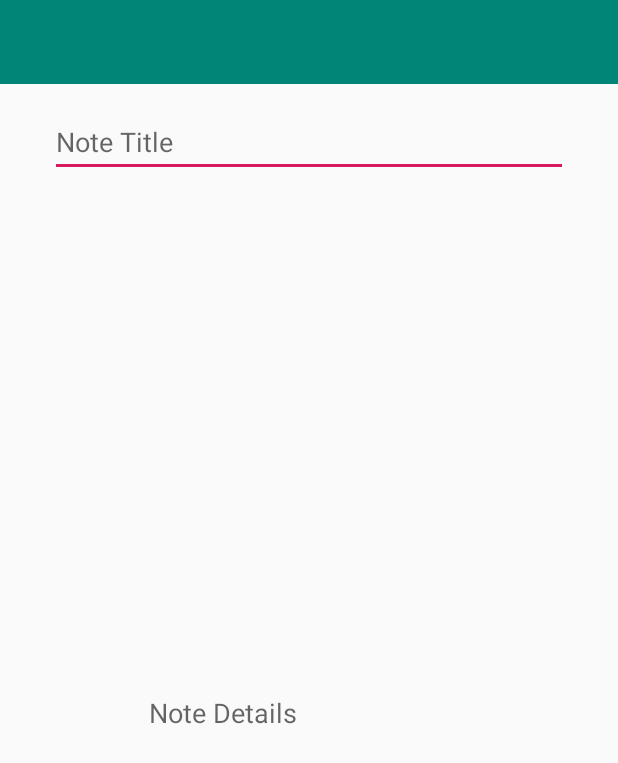
After one commit to KTZgraph/BDSM, an Android app: the AddNote screen opened directly, with no data from a screen before it, on a phone screen of 412 x 824 dp. The commit adds this screen. Shown: the top 763 px of the screen. Run offline under Robolectric (Android 15) with nearby library versions, the phone set to English and light mode, and no system bars; 1 statement that could not run was skipped.

Commit message:
[NoteActivity] toolbar works

```diff
--- /dev/null
+++ b/app/src/main/java/com/example/loginscreen/AddNote.java
@@ -0,0 +1,31 @@
+package com.example.loginscreen;
+
+import android.app.Activity;
+import android.os.Bundle;
+import android.util.Log;
+import android.widget.EditText;
+import android.widget.Toolbar;
+
+public class AddNote extends Activity {
+
+
+
+    Toolbar toolbar;
+    EditText noteTile;
+    EditText noteDetails;
+
+    @Override
+    protected void onCreate(Bundle savedInstanceState) {
+        Log.i("AddNote", "Przejscie do widoku");
+        super.onCreate(savedInstanceState);
+        setContentView(R.layout.activity_add_note);
+        toolbar = findViewById(R.id.toolbar);
+
+        noteTile = findViewById(R.id.noteTitle);
+        noteDetails = findViewById(R.id.noteDetails);
+
+
+
+
+    }
+}
--- a/app/src/main/java/com/example/loginscreen/MainActivity.java
+++ b/app/src/main/java/com/example/loginscreen/MainActivity.java
@@ -11,8 +11,6 @@ import android.widget.TextView;
 import android.widget.Toast;
 
 import androidx.cardview.widget.CardView;
-
-import at.favre.lib.crypto.bcrypt.BCrypt;
 
 public class MainActivity extends Activity {
     DatabaseHelper db;
@@ -55,6 +53,8 @@ public class MainActivity extends Activity {
                             if (registerStatus == true){
                                 Toast.makeText(getApplicationContext(), "Rejestracja powiodła się", Toast.LENGTH_SHORT).show();
                                 Log.i("Register", "Registered successfully");
+                                Intent loginIntent = new Intent(MainActivity.this, LoginActivity.class);
+                                startActivity(loginIntent);
                             }
                         }else{
                             //nieprawidłowa rejestracja
--- /dev/null
+++ b/app/src/main/res/drawable/ic_add_white_24dp.xml
@@ -0,0 +1,5 @@
+<vector android:height="24dp" android:tint="#FFFFFF"
+    android:viewportHeight="24.0" android:viewportWidth="24.0"
+    android:width="24dp" xmlns:android="http://schemas.android.com/apk/res/android">
+    <path android:fillColor="#FF000000" android:pathData="M19,13h-6v6h-2v-6H5v-2h6V5h2v6h6v2z"/>
+</vector>
--- /dev/null
+++ b/app/src/main/res/layout/activity_add_note.xml
@@ -0,0 +1,55 @@
+<?xml version="1.0" encoding="utf-8"?>
+<androidx.constraintlayout.widget.ConstraintLayout xmlns:android="http://schemas.android.com/apk/res/android"
+    xmlns:app="http://schemas.android.com/apk/res-auto"
+    xmlns:tools="http://schemas.android.com/tools"
+    android:layout_width="match_parent"
+    android:layout_height="match_parent"
+    tools:context=".AddNote">
+
+    <androidx.appcompat.widget.Toolbar
+        android:id="@+id/toolbar"
+        android:layout_width="match_parent"
+        android:layout_height="?attr/actionBarSize"
+        app:layout_constraintEnd_toEndOf="parent"
+        app:layout_constraintStart_toStartOf="parent"
+        app:layout_constraintTop_toTopOf="parent"
+        android:background="@color/colorPrimary"/>
+
+    <EditText
+        android:id="@+id/noteTitle"
+        android:layout_width="345dp"
+        android:layout_height="46dp"
+        android:layout_marginStart="16dp"
+        android:layout_marginLeft="16dp"
+        android:layout_marginTop="16dp"
+        android:layout_marginEnd="16dp"
+        android:layout_marginRight="16dp"
+        android:ems="10"
+        android:hint="Note Title"
+        android:inputType="textPersonName"
+        app:layout_constraintEnd_toEndOf="parent"
+        app:layout_constraintStart_toStartOf="parent"
+        app:layout_constraintTop_toBottomOf="@+id/toolbar" />
+
+    <EditText
+        android:id="@+id/noteDetails"
+        android:layout_width="wrap_content"
+        android:layout_height="wrap_content"
+        android:layout_marginStart="16dp"
+        android:layout_marginLeft="16dp"
+        android:layout_marginTop="16dp"
+        android:layout_marginEnd="16dp"
+        android:layout_marginRight="16dp"
+        android:layout_marginBottom="8dp"
+        android:background="@null"
+        android:ems="10"
+        android:gravity="start|top"
+        android:hint="Note Details"
+        android:inputType="textMultiLine"
+        app:layout_constraintBottom_toBottomOf="parent"
+        app:layout_constraintEnd_toEndOf="parent"
+        app:layout_constraintStart_toStartOf="parent"
+        app:layout_constraintTop_toBottomOf="@+id/noteTitle" />
+
+
+</androidx.constraintlayout.widget.ConstraintLayout>
```
Also changed, not shown: app/build.gradle (+4 -4 lines), app/src/main/AndroidManifest.xml (+4 -4 lines), app/src/main/java/com/example/loginscreen/DatabaseHelper.java (+14 -0 lines), app/src/main/java/com/example/loginscreen/LoginActivity.java (+30 -20 lines), app/src/main/java/com/example/loginscreen/Note.java (added, +67 -0 lines), app/src/main/java/com/example/loginscreen/NoteActivity.java (added, +28 -0 lines), app/src/main/java/com/example/loginscreen/NoteDatabase.java (added, +46 -0 lines), app/src/main/res/layout/activity_note.xml (added, +26 -0 lines), app/src/main/res/menu/add_menu.xml (added, +10 -0 lines), 1 other file.
